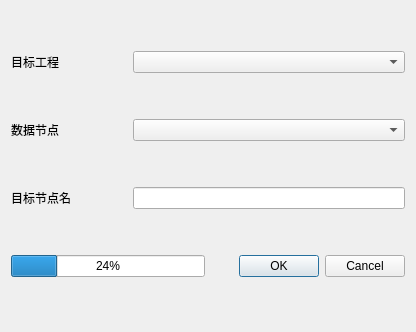
First picture: the form in ui/SLC_deramp.ui, repository zengguobing/14_project, before the edit.
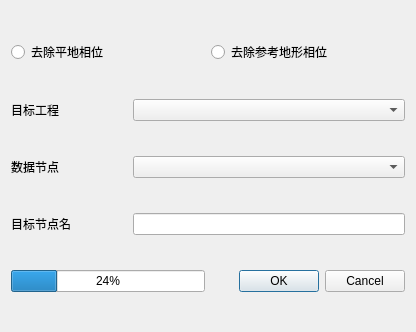
Second picture: the form after the edit. Icons and pictures are not drawn.

Commit message: 增加双频乒乓模式的参考相位去除功能

```diff
--- a/ui/SLC_deramp.ui
+++ b/ui/SLC_deramp.ui
@@ -18,6 +18,24 @@
     <normaloff>:/QtWidgetsApplication3/bin/icon/dem.png</normaloff>:/QtWidgetsApplication3/bin/icon/dem.png</iconset>
   </property>
   <layout class="QVBoxLayout" name="verticalLayout">
+   <item>
+    <layout class="QHBoxLayout" name="horizontalLayout_3" stretch="5,5">
+     <item>
+      <widget class="QRadioButton" name="radioButton_flat">
+       <property name="text">
+        <string>去除平地相位</string>
+       </property>
+      </widget>
+     </item>
+     <item>
+      <widget class="QRadioButton" name="radioButton_reference">
+       <property name="text">
+        <string>去除参考地形相位</string>
+       </property>
+      </widget>
+     </item>
+    </layout>
+   </item>
    <item>
     <layout class="QHBoxLayout" name="horizontalLayout" stretch="3,7">
      <item>
```
The commit also changes 10 other files.
